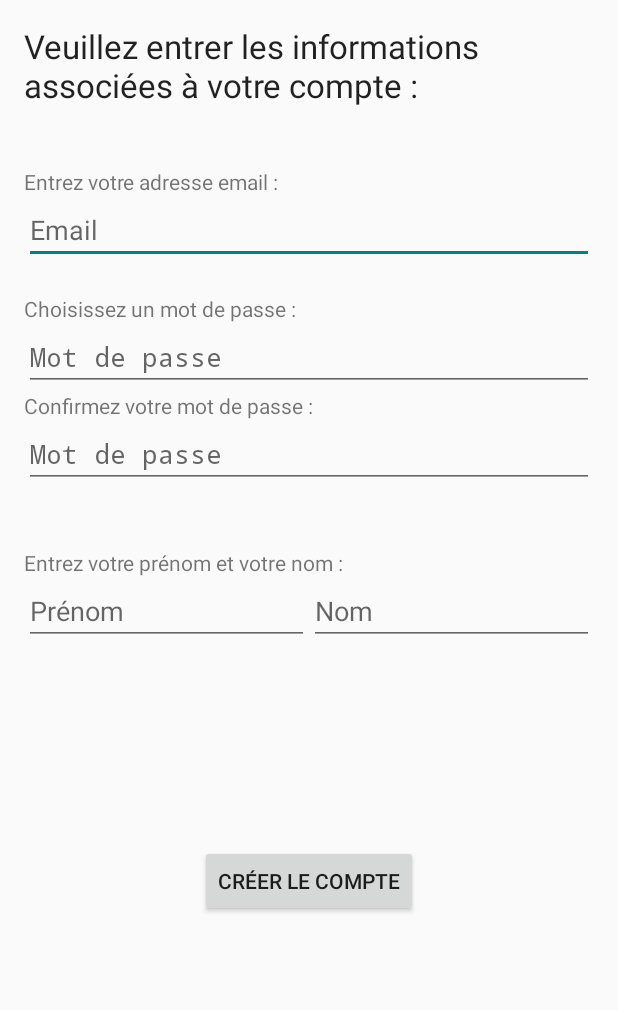
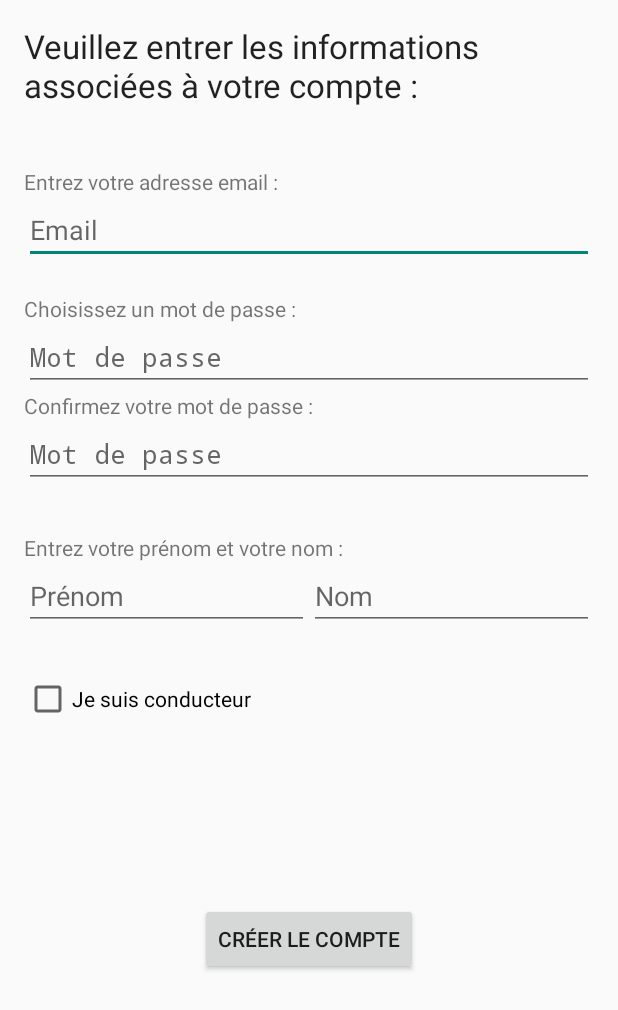
Before and after one commit to salmaioB/insat-4ir-2014-covoiturage, an Android app: the screen it shows after launch (CreateAccountActivity), after a tap on "Créer un compte", on a phone screen of 412 x 824 dp. Shown: the top 1010 px of the screen. Run offline under Robolectric (Android 15) with nearby library versions, the phone set to English and light mode, and no system bars; network calls fail.

Commit message:
[android] logout et récupération des infos du compte

```diff
--- a/Client/BE_Covoiturage/app/src/main/AndroidManifest.xml
+++ b/Client/BE_Covoiturage/app/src/main/AndroidManifest.xml
@@ -17,6 +17,7 @@
         <activity
             android:name=".LoginActivity"
             android:label="@string/app_name"
+            android:noHistory="true"
             android:windowSoftInputMode="adjustResize|stateVisible" >
             <intent-filter>
                 <action android:name="android.intent.action.MAIN" />
@@ -37,6 +38,10 @@
             android:name=".CreateAccountActivity"
             android:label="@string/title_activity_create_account" >
         </activity>
+        <activity
+            android:name=".ProfileViewActivity"
+            android:label="@string/title_activity_profile_view">
+         </activity>
     </application>
 
 </manifest>
--- a/Client/BE_Covoiturage/app/src/main/java/tda2/insa/com/be_covoiturage/CreateAccountActivity.java
+++ b/Client/BE_Covoiturage/app/src/main/java/tda2/insa/com/be_covoiturage/CreateAccountActivity.java
@@ -9,6 +9,7 @@ import android.view.Menu;
 import android.view.MenuItem;
 import android.view.View;
 import android.widget.Button;
+import android.widget.CheckBox;
 import android.widget.EditText;
 
 import com.android.volley.Response;
@@ -24,6 +25,7 @@ public class CreateAccountActivity extends ProgressActivity {
 	private EditText _passwordConfirmView;
 	private EditText _firstNameView;
 	private EditText _lastNameView;
+	private CheckBox _driver;
 
 	@Override
 	protected void onCreate(Bundle savedInstanceState) {
@@ -36,6 +38,8 @@ public class CreateAccountActivity extends ProgressActivity {
 		_passwordConfirmView = (EditText)findViewById(R.id.confirm_password);
 		_firstNameView = (EditText)findViewById(R.id.first_name);
 		_lastNameView = (EditText)findViewById(R.id.last_name);
+
+		_driver = (CheckBox)findViewById(R.id.driver);
 
 		Button createAccount = (Button)findViewById(R.id.button_create_account);
 		createAccount.setOnClickListener(new View.OnClickListener() {
@@ -111,6 +115,7 @@ public class CreateAccountActivity extends ProgressActivity {
 		String passConfirm = _passwordConfirmView.getText().toString();
 		String firstName = _firstNameView.getText().toString();
 		String lastName = _lastNameView.getText().toString();
+		boolean driver = _driver.isChecked();
 
 		if(validateForm(email, pass, passConfirm, firstName, lastName)) {
 			// On envoie les infos au serveur
@@ -123,10 +128,9 @@ public class CreateAccountActivity extends ProgressActivity {
 				obj.put("password", pass);
 				obj.put("firstName", firstName);
 				obj.put("lastName", lastName);
-				// TODO: driver
-				obj.put("driver", false);
+				obj.put("driver", driver);
 
-				Network.getInstance().sendPostRequest("http://" + Network.getHost() + "/android/createAccount", obj, new Response.Listener<JSONObject>() {
+				Network.getInstance().sendPostRequest(Network.pathToRequest("createAccount"), obj, new Response.Listener<JSONObject>() {
 							@Override
 							public void onResponse(JSONObject response) {
 								try {
--- a/Client/BE_Covoiturage/app/src/main/java/tda2/insa/com/be_covoiturage/MyApplication.java
+++ b/Client/BE_Covoiturage/app/src/main/java/tda2/insa/com/be_covoiturage/MyApplication.java
@@ -14,17 +14,21 @@ import android.content.DialogInterface;
 import android.os.Bundle;
 
 public class MyApplication extends Application {
-
-	private static Context context;
+	private static MyApplication _instance;
 
 	public void onCreate(){
 		super.onCreate();
-		MyApplication.context = getApplicationContext();
+		_instance = this;
+	}
+
+	public static MyApplication getInstance() {
+		return _instance;
 	}
 
 	public static Context getAppContext() {
-		return MyApplication.context;
+		return _instance.getApplicationContext();
 	}
+
 
 	public static void presentError(Activity activity, String message) {
 		MyApplication.ErrorDialogFragment f = MyApplication.ErrorDialogFragment.newInstance(message);
--- a/Client/BE_Covoiturage/app/src/main/java/tda2/insa/com/be_covoiturage/ProgressActivity.java
+++ b/Client/BE_Covoiturage/app/src/main/java/tda2/insa/com/be_covoiturage/ProgressActivity.java
@@ -4,6 +4,7 @@ import android.animation.Animator;
 import android.animation.AnimatorListenerAdapter;
 import android.app.Activity;
 import android.os.Bundle;
+import android.support.v7.app.ActionBarActivity;
 import android.view.View;
 import android.widget.LinearLayout;
 import android.widget.ProgressBar;
--- a/Client/BE_Covoiturage/app/src/main/res/layout/activity_create_account.xml
+++ b/Client/BE_Covoiturage/app/src/main/res/layout/activity_create_account.xml
@@ -1,6 +1,5 @@
-<LinearLayout xmlns:android="http://schemas.android.com/apk/res/android"
+<ScrollView xmlns:android="http://schemas.android.com/apk/res/android"
             xmlns:tools="http://schemas.android.com/tools"
-                android:orientation="vertical"
             android:layout_width="match_parent"
             android:layout_height="match_parent"
             android:paddingLeft="@dimen/activity_horizontal_margin"
@@ -10,6 +9,11 @@
             tools:context="tda2.insa.com.be_covoiturage.CreateAccountActivity"
             android:id="@+id/create_account_layout">
 
+    <LinearLayout
+        android:id="@+id/account_creation_form"
+        android:layout_width="match_parent"
+        android:layout_height="wrap_content"
+        android:orientation="vertical">
         <TextView
             android:layout_width="wrap_content"
             android:layout_height="wrap_content"
@@ -41,7 +45,7 @@
 
         <Space
             android:layout_width="fill_parent"
-        android:layout_height="30px"
+            android:layout_height="20dp"
             />
 
         <TextView
@@ -75,7 +79,7 @@
 
         <Space
             android:layout_width="fill_parent"
-        android:layout_height="60px"
+            android:layout_height="30dp"
             android:id="@+id/space1"/>
 
         <TextView
@@ -110,7 +114,19 @@
 
         <Space
             android:layout_width="match_parent"
-        android:layout_height="200px"
+            android:layout_height="30dp"
+            />
+
+        <CheckBox
+            android:layout_width="wrap_content"
+            android:layout_height="wrap_content"
+            android:text="@string/driver"
+            android:id="@+id/driver"
+            android:checked="false"/>
+
+        <Space
+            android:layout_width="match_parent"
+            android:layout_height="120dp"
             />
 
         <Button
@@ -119,5 +135,5 @@
             android:text="@string/create_account_button"
             android:id="@+id/button_create_account"
             android:layout_gravity="center_horizontal"/>
-
     </LinearLayout>
+</ScrollView>
--- a/Client/BE_Covoiturage/app/src/main/res/menu/menu_edit_setting.xml
+++ b/Client/BE_Covoiturage/app/src/main/res/menu/menu_edit_setting.xml
@@ -2,6 +2,6 @@
     xmlns:app="http://schemas.android.com/apk/res-auto"
     xmlns:tools="http://schemas.android.com/tools"
     tools:context="tda2.insa.com.be_covoiturage.EditSetting">
-    <item android:id="@+id/action_settings" android:title="@string/action_settings"
+    <item android:id="@+id/action_settings" android:title="Settings"
         android:orderInCategory="100" app:showAsAction="never" />
 </menu>
--- a/Client/BE_Covoiturage/app/src/main/res/menu/menu_settings.xml
+++ b/Client/BE_Covoiturage/app/src/main/res/menu/menu_settings.xml
@@ -2,6 +2,6 @@
     xmlns:app="http://schemas.android.com/apk/res-auto"
     xmlns:tools="http://schemas.android.com/tools"
     tools:context="tda2.insa.com.be_covoiturage.Settings">
-    <item android:id="@+id/action_settings" android:title="@string/action_settings"
+    <item android:id="@+id/action_settings" android:title="Settings"
         android:orderInCategory="100" app:showAsAction="never" />
 </menu>
--- a/Client/BE_Covoiturage/app/src/main/res/values/strings_activity_create_account.xml
+++ b/Client/BE_Covoiturage/app/src/main/res/values/strings_activity_create_account.xml
@@ -16,4 +16,5 @@
     <string name="error_create_account_unknown">Le compte n\'a pu être créé pour une raison inconnue. Veuillez réessayer plus tard.</string>
     <string name="pass_too_short">Mot de passe trop court, veuillez en choisir un plus long</string>
     <string name="passwords_differ">Les mots de passe ne sont pas identiques</string>
+    <string name="driver">Je suis conducteur</string>
 </resources>
```
Also changed, not shown: Client/BE_Covoiturage/app/src/main/java/tda2/insa/com/be_covoiturage/AuthToken.java (added, +23 -0 lines), Client/BE_Covoiturage/app/src/main/java/tda2/insa/com/be_covoiturage/LoginActivity.java (+9 -7 lines), Client/BE_Covoiturage/app/src/main/java/tda2/insa/com/be_covoiturage/Network.java (+51 -34 lines), Client/BE_Covoiturage/app/src/main/java/tda2/insa/com/be_covoiturage/ProfileViewActivity.java (added, +128 -0 lines), Client/BE_Covoiturage/app/src/main/java/tda2/insa/com/be_covoiturage/User.java (added, +21 -0 lines), Client/BE_Covoiturage/app/src/main/res/layout/fragment_profile_view.xml (added, +16 -0 lines), Client/BE_Covoiturage/app/src/main/res/layout/profile_view.xml (added, +7 -0 lines), Client/BE_Covoiturage/app/src/main/res/menu/menu_profile_view.xml (added, +13 -0 lines), Client/BE_Covoiturage/app/src/main/res/values/strings.xml (+6 -3 lines). Lines whose indentation alone changed are shown as unchanged.
